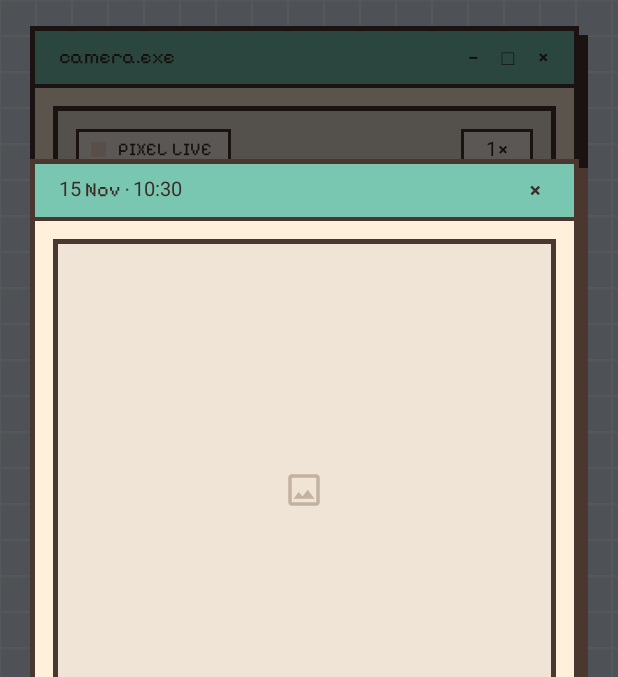
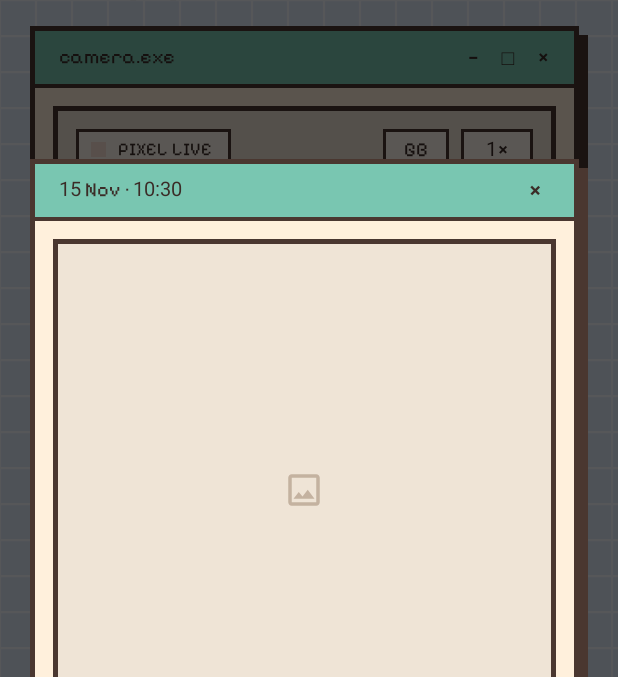
Before and after one commit to Nantapoparm/CS364_TermProject, an Android app: the fragment PhotoViewerDialog placed in its activity, on a phone screen of 412 x 824 dp, the part 108-785 px from its top. Run offline under Robolectric (Android 15) with nearby library versions, the phone set to English and light mode, and no system bars; libraries missing offline, so code that uses them is left out: androidx.camera.core, androidx.camera.lifecycle; 4 statements that could not run were skipped.

Commit message:
Add Game Boy color mode toggle to the camera
- New GB button next to the zoom button turns the 4-green Game Boy
  palette on/off; works with every 8/16/32 BIT size
- Pixelator.gameBoyColors() maps brightness onto the four greens with
  4x4 Bayer dithering and draws outlines in the darkest green
- Mode survives rotation via onSaveInstanceState

```diff
--- a/app/src/main/java/com/example/myapplication/camera/CameraFragment.java
+++ b/app/src/main/java/com/example/myapplication/camera/CameraFragment.java
@@ -54,6 +54,7 @@ public class CameraFragment extends Fragment {
     private static final String KEY_BIT = "bit_index";
     private static final String KEY_ZOOM = "zoom";
     private static final String KEY_FRONT = "front_camera";
+    private static final String KEY_GAME_BOY = "game_boy";
 
     private static final Pixelator.Style[] STYLES = {
             Pixelator.STYLE_8_BIT, Pixelator.STYLE_16_BIT, Pixelator.STYLE_32_BIT};
@@ -67,6 +68,7 @@ public class CameraFragment extends Fragment {
 
     private int bitIndex = 1;
     private volatile Pixelator.Style style = STYLES[1];
+    private volatile boolean gameBoy = false;
 
     private final Pixelator pixelator = new Pixelator();
     private int zoom = 1;
@@ -92,6 +94,7 @@ public class CameraFragment extends Fragment {
     private View flashOverlay;
     private View liveDot;
     private TextView zoomButton;
+    private TextView gameBoyButton;
     private TextView shotCounter;
     private ImageView recentThumb;
     private TextView[] bitButtons;
@@ -123,6 +126,7 @@ public class CameraFragment extends Fragment {
             bitIndex = savedInstanceState.getInt(KEY_BIT, bitIndex);
             zoom = savedInstanceState.getInt(KEY_ZOOM, zoom);
             useFrontCamera = savedInstanceState.getBoolean(KEY_FRONT, useFrontCamera);
+            gameBoy = savedInstanceState.getBoolean(KEY_GAME_BOY, gameBoy);
         }
 
         viewfinderImage = view.findViewById(R.id.viewfinder_image);
@@ -131,6 +135,7 @@ public class CameraFragment extends Fragment {
         flashOverlay = view.findViewById(R.id.flash_overlay);
         liveDot = view.findViewById(R.id.live_dot);
         zoomButton = view.findViewById(R.id.btn_zoom);
+        gameBoyButton = view.findViewById(R.id.btn_game_boy);
         shotCounter = view.findViewById(R.id.shot_counter);
         recentThumb = view.findViewById(R.id.recent_thumb);
         bitButtons = new TextView[]{
@@ -144,6 +149,7 @@ public class CameraFragment extends Fragment {
             bitButtons[i].setOnClickListener(v -> selectBit(index));
         }
         zoomButton.setOnClickListener(v -> nextZoom());
+        gameBoyButton.setOnClickListener(v -> setGameBoy(!gameBoy));
         view.findViewById(R.id.btn_shutter).setOnClickListener(v -> takePhoto());
         view.findViewById(R.id.btn_header_camera).setOnClickListener(v -> takePhoto());
         view.findViewById(R.id.btn_switch_camera).setOnClickListener(v -> switchCamera());
@@ -154,6 +160,7 @@ public class CameraFragment extends Fragment {
 
         PhotoViews.showPlaceholder(viewfinderImage);
         selectBit(bitIndex);
+        setGameBoy(gameBoy);
         updateZoomLabel();
         repository.addListener(albumListener);
         refreshAlbumInfo();
@@ -183,6 +190,7 @@ public class CameraFragment extends Fragment {
         outState.putInt(KEY_BIT, bitIndex);
         outState.putInt(KEY_ZOOM, zoom);
         outState.putBoolean(KEY_FRONT, useFrontCamera);
+        outState.putBoolean(KEY_GAME_BOY, gameBoy);
     }
 
     @Override
@@ -307,7 +315,7 @@ public class CameraFragment extends Fragment {
         try {
             Bitmap full = frameToBitmap(frame);
             int rotation = frame.getImageInfo().getRotationDegrees();
-            pixel = pixelator.render(full, rotation, useFrontCamera, style);
+            pixel = pixelator.render(full, rotation, useFrontCamera, style, gameBoy);
         } finally {
             frame.close();
         }
@@ -340,6 +348,12 @@ public class CameraFragment extends Fragment {
         for (int i = 0; i < bitButtons.length; i++) {
             bitButtons[i].setSelected(i == index);
         }
+    }
+
+    /** Toggles the 4-green Game Boy palette; works together with any 8/16/32 BIT size. */
+    private void setGameBoy(boolean on) {
+        gameBoy = on;
+        gameBoyButton.setSelected(on);
     }
 
     private void nextZoom() {
--- /dev/null
+++ b/app/src/main/res/color/text_game_boy_toggle.xml
@@ -0,0 +1,5 @@
+<?xml version="1.0" encoding="utf-8"?>
+<selector xmlns:android="http://schemas.android.com/apk/res/android">
+    <item android:color="#FF0F380F" android:state_selected="true" />
+    <item android:color="@color/retro_text" />
+</selector>
--- /dev/null
+++ b/app/src/main/res/drawable/bg_toggle_game_boy.xml
@@ -0,0 +1,11 @@
+<?xml version="1.0" encoding="utf-8"?>
+<!-- GB toggle on the viewfinder: cream box when off, Game Boy screen green when on. -->
+<selector xmlns:android="http://schemas.android.com/apk/res/android">
+    <item android:state_selected="true">
+        <shape>
+            <solid android:color="#FF9BBC0F" />
+            <stroke android:width="@dimen/border_thin" android:color="#FF0F380F" />
+        </shape>
+    </item>
+    <item android:drawable="@drawable/bg_box" />
+</selector>
--- a/app/src/main/res/layout/fragment_camera.xml
+++ b/app/src/main/res/layout/fragment_camera.xml
@@ -213,6 +213,26 @@
                     android:textSize="13sp" />
 
                 <TextView
+                    android:id="@+id/btn_game_boy"
+                    style="@style/MonoLabel"
+                    android:layout_width="wrap_content"
+                    android:layout_height="wrap_content"
+                    android:layout_gravity="top|end"
+                    android:layout_marginTop="12dp"
+                    android:layout_marginEnd="68dp"
+                    android:background="@drawable/bg_toggle_game_boy"
+                    android:contentDescription="@string/game_boy_mode"
+                    android:minWidth="44dp"
+                    android:gravity="center"
+                    android:paddingStart="10dp"
+                    android:paddingTop="5dp"
+                    android:paddingEnd="10dp"
+                    android:paddingBottom="5dp"
+                    android:text="@string/game_boy_short"
+                    android:textColor="@color/text_game_boy_toggle"
+                    android:textSize="13sp" />
+
+                <TextView
                     android:id="@+id/shot_counter"
                     style="@style/MonoLabel"
                     android:layout_width="wrap_content"
--- a/app/src/main/res/values/strings.xml
+++ b/app/src/main/res/values/strings.xml
@@ -14,6 +14,8 @@
     <string name="switch_camera">Switch</string>
     <string name="shot_counter">%1$03d / %2$03d</string>
     <string name="zoom_level">%1$d×</string>
+    <string name="game_boy_short">GB</string>
+    <string name="game_boy_mode">Game Boy color mode</string>
     <string name="saved_to_album">Saved to album</string>
     <string name="album_full">Album is full</string>
     <string name="camera_permission_needed">Camera access is needed\nto take pixel photos</string>
```
Also changed, not shown: app/src/main/java/com/example/myapplication/ui/Pixelator.java (+55 -2 lines).
